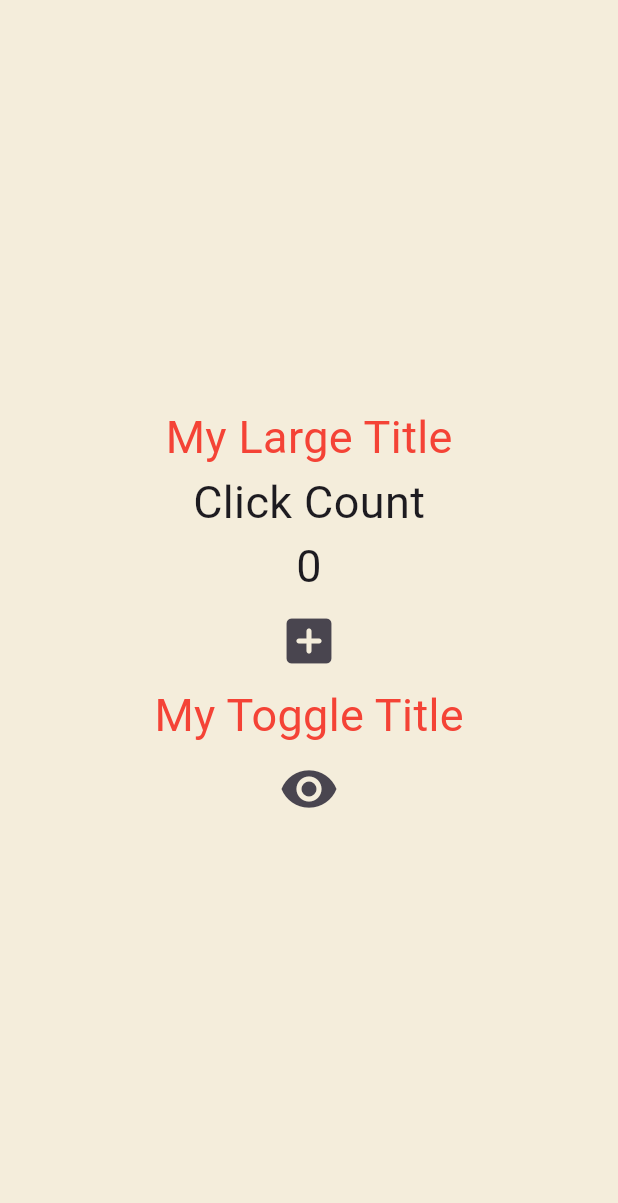
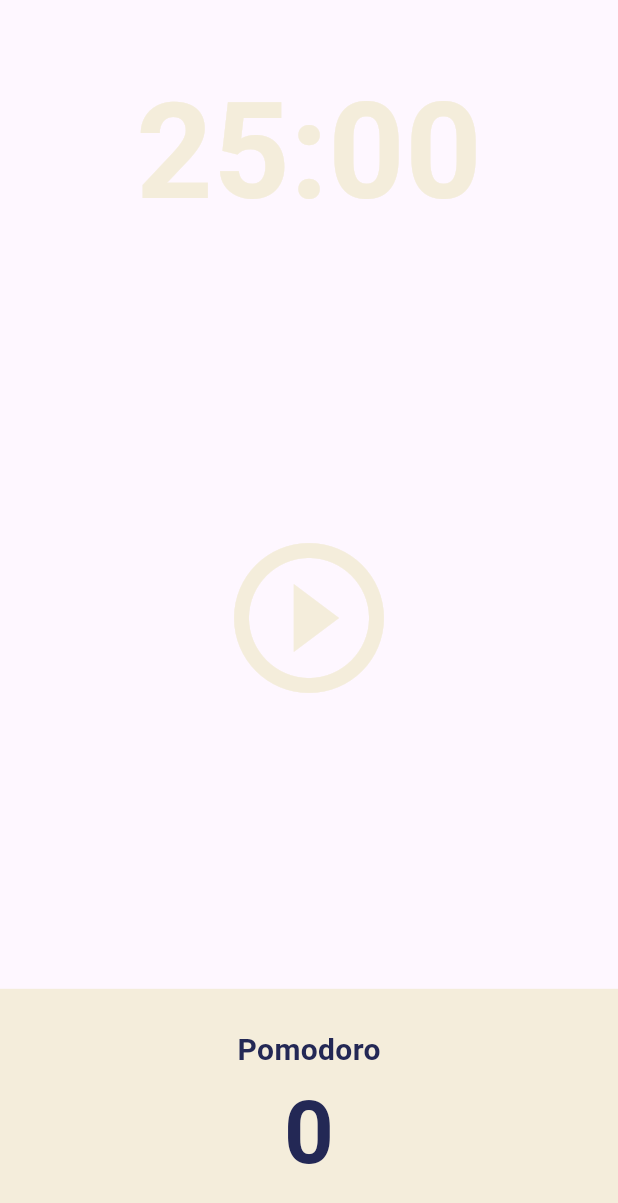
Before and after one commit to thespeace/learn_flutter_starter, a Flutter app: the screen it shows after launch, on a phone screen of 412 x 824 dp. Shown: the top 1203 px of the screen. Run offline on Flutter 3.47's test engine with Material 3 defaults, Android fonts, the phone set to English and light mode, and no system bars.

Commit message:
FEAT: Pomodoro App Clone coding-user interface

```diff
--- a/lib/main.dart
+++ b/lib/main.dart
@@ -1,4 +1,5 @@
 import 'package:flutter/material.dart';
+import 'package:learn_flutter_starter/pomodoro/pomodoro_app.dart';
 import 'package:learn_flutter_starter/widgets/button.dart';
 import 'package:learn_flutter_starter/widgets/currency_card.dart';
 
@@ -21,7 +22,8 @@ class Player {
 void main() {//dart 시작점(main Func)
   // var thespeace = Player();
   // runApp(NoDataApp()); //Stateless
-  runApp(DataApp());
+  // runApp(DataApp()); //Stateful
+  runApp(pomodoroApp()); //pomodoro app clone coding
 }
 
 class NoDataApp extends StatelessWidget{//일반 클래스인 App()을 Widget으로 만들기 위해서는 flutter SDK에 있는 3개의 core Widget중에 하나를 상속받아야 한다.
--- /dev/null
+++ b/lib/pomodoro/pomodoro_app.dart
@@ -0,0 +1,22 @@
+import 'package:flutter/material.dart';
+import 'package:learn_flutter_starter/pomodoro/screen/pomodoro_home_screen.dart';
+
+class pomodoroApp extends StatelessWidget {
+  const pomodoroApp({super.key});
+
+  @override
+  Widget build(BuildContext context) {
+    return MaterialApp(
+      theme: ThemeData(
+        backgroundColor: const Color(0xFFE7626C),
+        textTheme: const TextTheme(
+          headline1: TextStyle(
+            color: Color(0xFF232855),
+          ),
+        ),
+        cardColor: const Color(0xFFF4EDDB),
+      ),
+      home: PomodoroHomeScreen(),
+    );
+  }
+}
--- /dev/null
+++ b/lib/pomodoro/screen/pomodoro_home_screen.dart
@@ -0,0 +1,81 @@
+import 'package:flutter/material.dart';
+
+class PomodoroHomeScreen extends StatefulWidget {
+  const PomodoroHomeScreen({super.key});
+
+  @override
+  State<PomodoroHomeScreen> createState() => _PomodoroHomeScreenState();
+}
+
+class _PomodoroHomeScreenState extends State<PomodoroHomeScreen> {
+  @override
+  Widget build(BuildContext context) {
+    return Scaffold(
+      backgroundColor: Theme.of(context).backgroundColor,
+      body: Column(
+        children: [
+          Flexible( //UI를 비율에 기반해서 더 유연하게 만들어 주는 widget.
+            flex: 1,
+            child: Container(
+              alignment: Alignment.bottomCenter,
+              child: Text(
+                '25:00',
+                style: TextStyle(
+                  color: Theme.of(context).cardColor,
+                  fontSize: 89,
+                  fontWeight: FontWeight.w600,
+                ),
+              ),
+            ),
+          ),
+          Flexible(
+            flex: 3,
+            child: Center(
+              child: IconButton(
+                iconSize: 120,
+                color: Theme.of(context).cardColor,
+                onPressed: (){},
+                icon: Icon(Icons.play_circle_outline),
+              ),
+            ),
+          ),
+          Flexible(
+            flex: 1,
+            child: Row(
+              children: [
+                Expanded(//모든 걸 확장시켜주는 widget.
+                  child: Container(
+                    decoration: BoxDecoration(
+                      color: Theme.of(context).cardColor,
+                    ),
+                    child: Column(
+                      mainAxisAlignment: MainAxisAlignment.center,
+                      children: [
+                        Text(
+                          'Pomodoro',
+                          style: TextStyle(
+                            fontSize: 20,
+                            fontWeight: FontWeight.w600,
+                            color: Theme.of(context).textTheme.headline1!.color,
+                          ),
+                        ),
+                        Text(
+                          '0',
+                          style: TextStyle(
+                            fontSize: 58,
+                            fontWeight: FontWeight.w600,
+                            color: Theme.of(context).textTheme.headline1!.color,
+                          ),
+                        ),
+                      ],
+                    ),
+                  ),
+                ),
+              ],
+            ),
+          ),
+        ],
+      ),
+    );
+  }
+}
```
